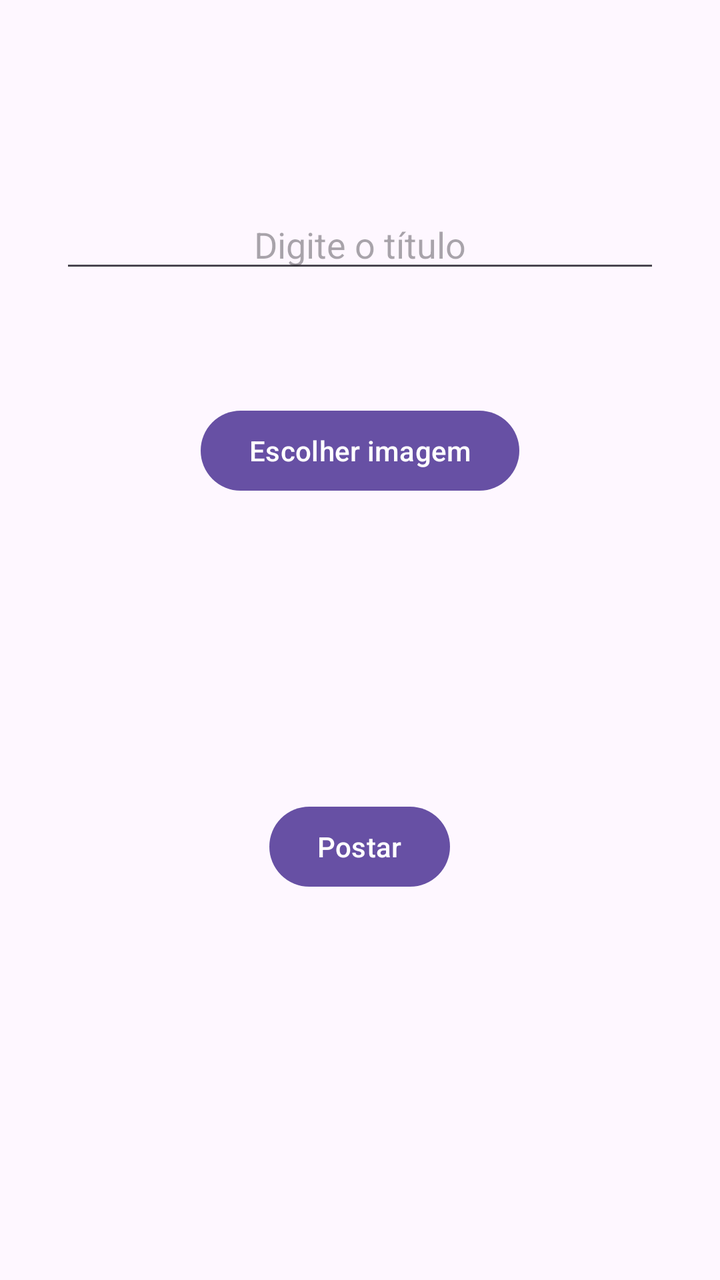
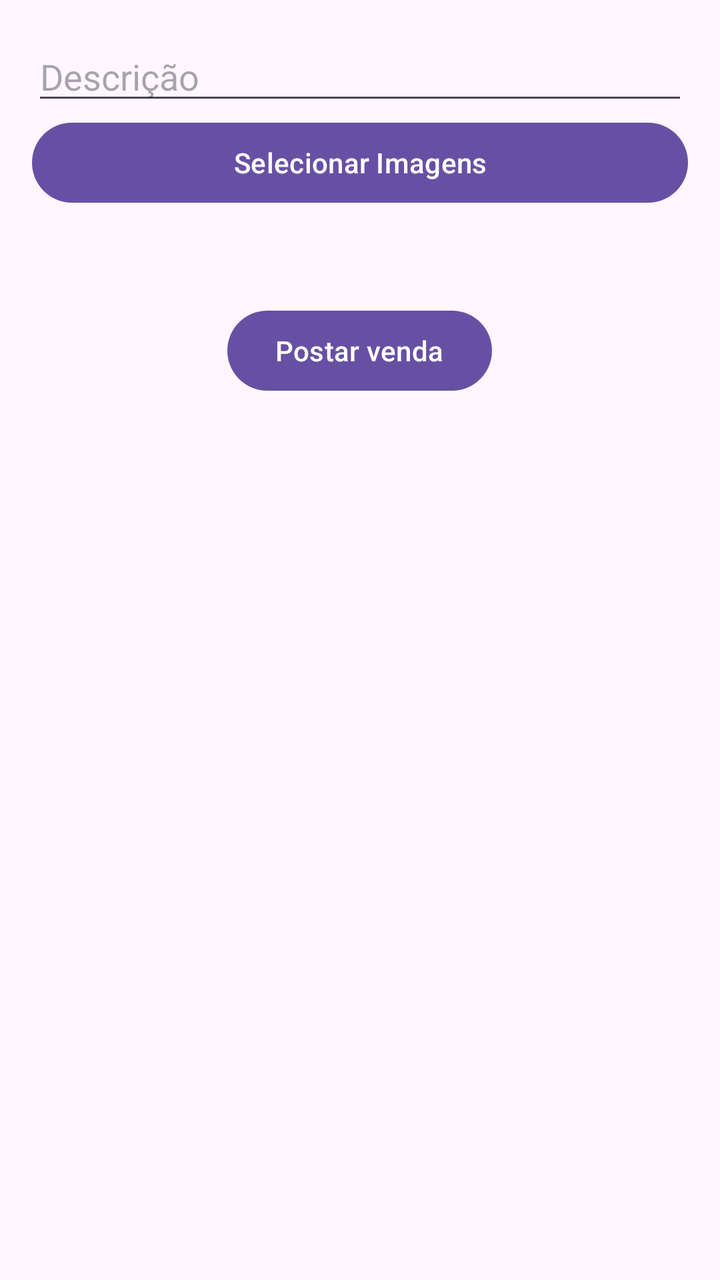

The first picture is an Android layout as it rendered before a commit; the second is the same layout after the commit. The layout source and the unified diff follow.
<!-- AndroidManifest.xml: application theme Theme.FirebaseAuthApp -->
<!-- res/layout/activity_test_product.xml -->
<?xml version="1.0" encoding="utf-8"?>
<layout xmlns:android="http://schemas.android.com/apk/res/android"
    xmlns:app="http://schemas.android.com/apk/res-auto"
    xmlns:tools="http://schemas.android.com/tools">

    <ScrollView
        android:layout_width="match_parent"
        android:layout_height="match_parent">

        <LinearLayout
            android:layout_width="match_parent"
            android:layout_height="match_parent"
            android:orientation="vertical"
            android:gravity="center_horizontal">

            <EditText
                android:id="@+id/edtTitulo"
                android:layout_width="match_parent"
                android:layout_height="wrap_content"
                android:layout_marginHorizontal="30dp"
                android:textAlignment="center"
                android:hint="Digite o título"
                android:layout_marginTop="100dp"/>

            <ImageView
                android:id="@+id/imgPreview"
                android:layout_width="wrap_content"
                android:layout_height="wrap_content"
                android:scaleType="fitXY"
                android:layout_marginTop="10dp"/>

            <Button
                android:id="@+id/btnEscolher"
                android:layout_width="wrap_content"
                android:layout_height="wrap_content"
                android:text="Escolher imagem"
                android:layout_marginTop="50dp"/>

            <Button
                android:id="@+id/btnEnviar"
                android:layout_width="wrap_content"
                android:layout_height="wrap_content"
                android:text="Postar"
                android:layout_marginTop="150dp"
                android:layout_marginBottom="30dp"/>

        </LinearLayout>

    </ScrollView>

</layout>
<!-- resources referenced by this layout -->
<resources>
  <style name="Theme.FirebaseAuthApp" parent="Base.Theme.FirebaseAuthApp" />
  <style name="Base.Theme.FirebaseAuthApp" parent="Theme.Material3.DayNight.NoActionBar">
          
          <item name="android:statusBarColor">@color/status_bar_color</item>
  
  
          
          <item name="android:windowLightStatusBar">true</item>
  
          
          <item name="android:navigationBarColor">#00121212</item>
  
          
          <item name="android:windowLightNavigationBar" tools:targetApi="27">true</item>
      </style>
  <color name="status_bar_color">#121212</color>
</resources>

<!-- the commit's change to res/layout/activity_test_product.xml (unified diff, before → after) -->
@@ -1,51 +1,40 @@
 <?xml version="1.0" encoding="utf-8"?>
-<layout xmlns:android="http://schemas.android.com/apk/res/android"
+<LinearLayout xmlns:android="http://schemas.android.com/apk/res/android"
     xmlns:app="http://schemas.android.com/apk/res-auto"
-    xmlns:tools="http://schemas.android.com/tools">
+    xmlns:tools="http://schemas.android.com/tools"
+    android:layout_width="match_parent"
+    android:layout_height="match_parent"
+    android:layout_marginTop="60dp"
+    android:orientation="vertical"
+    android:padding="16dp">
 
-    <ScrollView
+    <EditText
+        android:id="@+id/etDescription"
+        android:hint="Descrição"
         android:layout_width="match_parent"
-        android:layout_height="match_parent">
+        android:layout_height="wrap_content"/>
 
-        <LinearLayout
-            android:layout_width="match_parent"
-            android:layout_height="match_parent"
-            android:orientation="vertical"
-            android:gravity="center_horizontal">
+    <Button
+        android:id="@+id/btnSelectImages"
+        android:layout_width="match_parent"
+        android:layout_height="wrap_content"
+        android:text="Selecionar Imagens" />
 
-            <EditText
-                android:id="@+id/edtTitulo"
-                android:layout_width="match_parent"
-                android:layout_height="wrap_content"
-                android:layout_marginHorizontal="30dp"
-                android:textAlignment="center"
-                android:hint="Digite o título"
-                android:layout_marginTop="100dp"/>
 
-            <ImageView
-                android:id="@+id/imgPreview"
-                android:layout_width="wrap_content"
-                android:layout_height="wrap_content"
-                android:scaleType="fitXY"
-                android:layout_marginTop="10dp"/>
+    <androidx.recyclerview.widget.RecyclerView
+        android:id="@+id/recyclerView"
+        android:layout_width="match_parent"
+        android:layout_height="wrap_content"
+        android:layout_marginTop="16dp"
+        android:nestedScrollingEnabled="false" />
 
-            <Button
-                android:id="@+id/btnEscolher"
-                android:layout_width="wrap_content"
-                android:layout_height="wrap_content"
-                android:text="Escolher imagem"
-                android:layout_marginTop="50dp"/>
+    <Button
+        android:id="@+id/btnPostar"
+        android:layout_width="wrap_content"
+        android:layout_height="wrap_content"
+        android:text="Postar venda"
+        android:layout_marginTop="30dp"
+        android:layout_gravity="center_horizontal"/>
 
-            <Button
-                android:id="@+id/btnEnviar"
-                android:layout_width="wrap_content"
-                android:layout_height="wrap_content"
-                android:text="Postar"
-                android:layout_marginTop="150dp"
-                android:layout_marginBottom="30dp"/>
 
-        </LinearLayout>
-
-    </ScrollView>
-
-</layout>
+</LinearLayout>
<!-- resource entries referenced after the edit -->
@@ -2,19 +2,12 @@
 <resources>
   <style name="Theme.FirebaseAuthApp" parent="Base.Theme.FirebaseAuthApp" />
   <style name="Base.Theme.FirebaseAuthApp" parent="Theme.Material3.DayNight.NoActionBar">
-          
-          <item name="android:statusBarColor">@color/status_bar_color</item>
   
+          <item name="android:statusBarColor">#FFFFFF</item>
   
-          
           <item name="android:windowLightStatusBar">true</item>
   
-          
-          <item name="android:navigationBarColor">#00121212</item>
-  
-          
-          <item name="android:windowLightNavigationBar" tools:targetApi="27">true</item>
+          <item name="colorSurface">#FFFFFF</item>
       </style>
-  <color name="status_bar_color">#121212</color>
 </resources>
 
